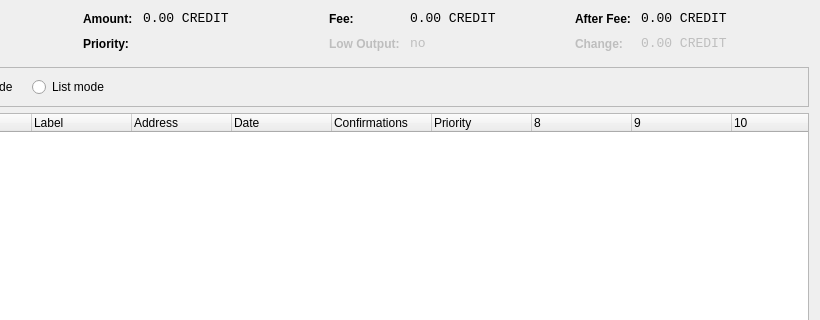
The window that src/qt/forms/coincontroldialog.ui (creditbit/creditbit) describes before a commit, drawn with Qt 5; both pictures show x 180 to 1000 and y 0 to 320 of the 1000 by 500 pixel window.
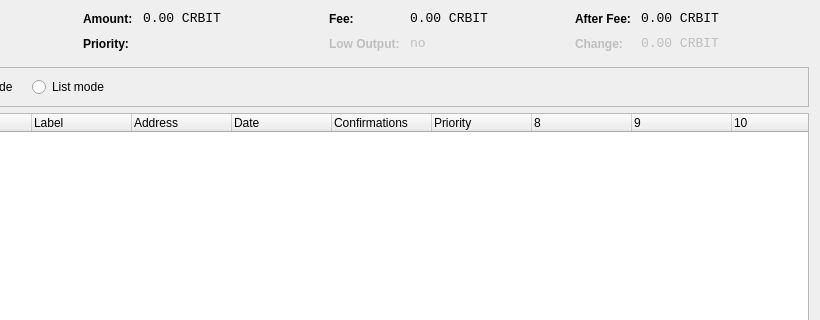
The same window after the commit. Custom widgets are drawn as their Qt base class.

Commit message:
Changed ticker from CREDIT to CRBIT
Also fixed some other mistakes when renaming to CREDIT

```diff
--- a/src/qt/forms/coincontroldialog.ui
+++ b/src/qt/forms/coincontroldialog.ui
@@ -141,7 +141,7 @@
           <enum>Qt::ActionsContextMenu</enum>
          </property>
          <property name="text">
-          <string notr="true">0.00 CREDIT</string>
+          <string notr="true">0.00 CRBIT</string>
          </property>
          <property name="textInteractionFlags">
           <set>Qt::LinksAccessibleByMouse|Qt::TextSelectableByKeyboard|Qt::TextSelectableByMouse</set>
@@ -221,7 +221,7 @@
           <enum>Qt::ActionsContextMenu</enum>
          </property>
          <property name="text">
-          <string notr="true">0.00 CREDIT</string>
+          <string notr="true">0.00 CRBIT</string>
          </property>
          <property name="textInteractionFlags">
           <set>Qt::LinksAccessibleByMouse|Qt::TextSelectableByKeyboard|Qt::TextSelectableByMouse</set>
@@ -307,7 +307,7 @@
           <enum>Qt::ActionsContextMenu</enum>
          </property>
          <property name="text">
-          <string notr="true">0.00 CREDIT</string>
+          <string notr="true">0.00 CRBIT</string>
          </property>
          <property name="textInteractionFlags">
           <set>Qt::LinksAccessibleByMouse|Qt::TextSelectableByKeyboard|Qt::TextSelectableByMouse</set>
@@ -345,7 +345,7 @@
           <enum>Qt::ActionsContextMenu</enum>
          </property>
          <property name="text">
-          <string notr="true">0.00 CREDIT</string>
+          <string notr="true">0.00 CRBIT</string>
          </property>
          <property name="textInteractionFlags">
           <set>Qt::LinksAccessibleByMouse|Qt::TextSelectableByKeyboard|Qt::TextSelectableByMouse</set>
```
The commit also changes 15 other files.
